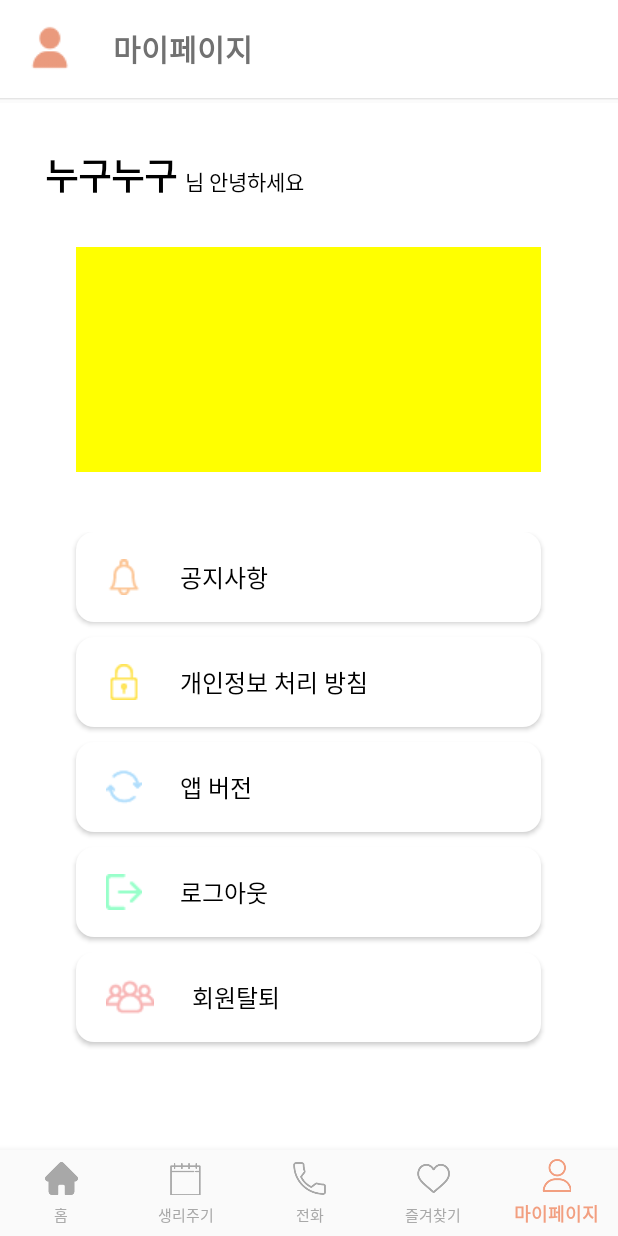
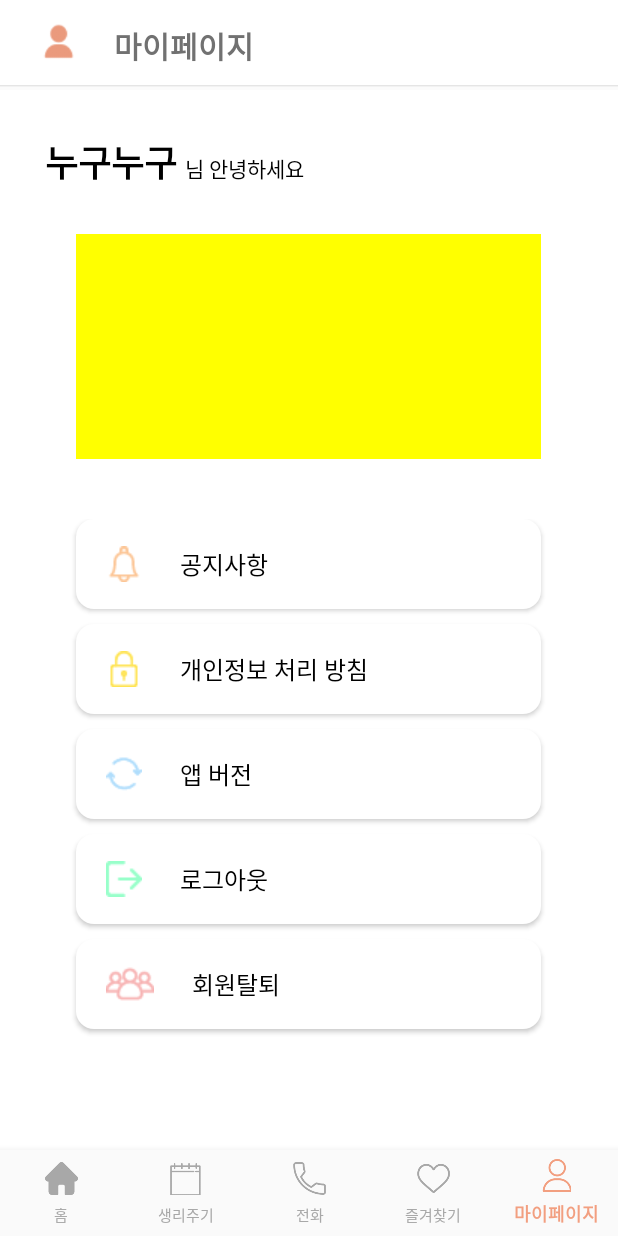
Before and after one commit to MW-STAC2021/MW_STAC2021, an Android app: the screen it shows after launch (MainActivity), item 5 of the bottom bar chosen, on a phone screen of 412 x 824 dp. Run offline under Robolectric (Android 15) with nearby library versions, the phone set to English and light mode, and no system bars; our stand-ins replace navigation-ui.

Commit message:
mypage 액션바 생성

```diff
--- a/app/src/main/res/layout/fragment_mypage.xml
+++ b/app/src/main/res/layout/fragment_mypage.xml
@@ -12,26 +12,8 @@
     android:layout_height="match_parent"
     android:orientation="vertical">
 
-    <LinearLayout
-        android:layout_width="match_parent"
-        android:layout_height="wrap_content"
-        android:orientation="horizontal"
-        android:background="@drawable/shadow">
-        <ImageView
-            android:layout_width="wrap_content"
-            android:layout_height="wrap_content"
-            android:src="@drawable/mypage_color"
-            android:layout_margin="10dp"/>
-        <TextView
-            android:layout_width="wrap_content"
-            android:layout_height="wrap_content"
-            android:layout_marginLeft="10dp"
-            android:layout_marginTop="17dp"
-            android:text="마이페이지"
-            android:textSize="20dp"
-            android:textStyle="bold"
-            android:textColor="#717171"/>
-    </LinearLayout>
+    <include
+        layout="@layout/mypage_toolbar"/>
 
     <ScrollView
         android:layout_width="match_parent"
--- /dev/null
+++ b/app/src/main/res/layout/mypage_toolbar.xml
@@ -0,0 +1,30 @@
+<?xml version="1.0" encoding="utf-8"?>
+<androidx.appcompat.widget.Toolbar xmlns:android="http://schemas.android.com/apk/res/android"
+    android:layout_width="match_parent" android:layout_height="60dp"
+    android:background="@drawable/shadow">
+
+    <RelativeLayout
+        android:layout_width="match_parent"
+        android:layout_height="match_parent">
+        <ImageView
+            android:id="@+id/iv_menu"
+            android:layout_width="wrap_content"
+            android:layout_height="wrap_content"
+            android:layout_marginTop="10dp"
+            android:layout_marginBottom="10dp"
+            android:src="@drawable/mypage_color" />
+
+        <TextView
+            android:id="@+id/tv_logo"
+            android:layout_width="wrap_content"
+            android:layout_height="wrap_content"
+            android:layout_marginLeft="60dp"
+            android:layout_marginTop="15dp"
+            android:layout_marginBottom="15dp"
+            android:gravity="center"
+            android:text="마이페이지"
+            android:textSize="20dp"
+            android:textStyle="bold"
+            android:textColor="#717171" />
+    </RelativeLayout>
+</androidx.appcompat.widget.Toolbar>
```
